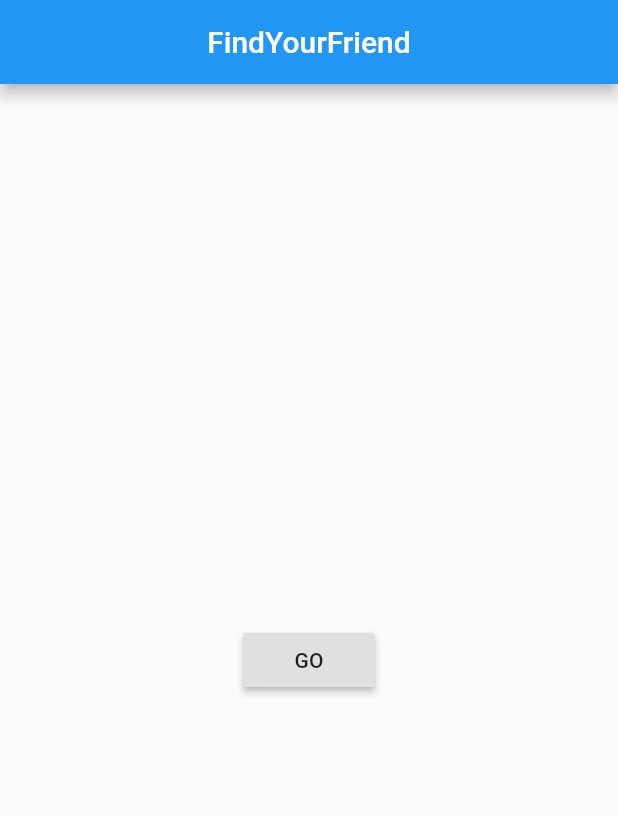
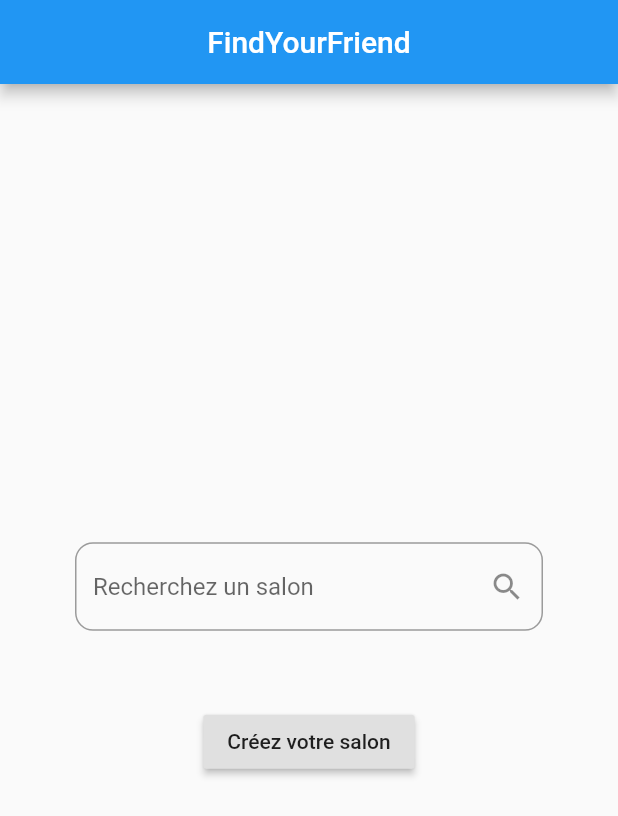
Before and after one commit to Olxe/FindYourL-o, a Flutter app: the screen it shows after launch, on a phone screen of 412 x 824 dp. Shown: the top 816 px of the screen. Run offline on Flutter 3.47's test engine with Material 2 defaults, Android fonts, the phone set to English and light mode, and no system bars; our stand-ins replace bloc, flutter_bloc, image_picker.

Commit message:
new screens

```diff
--- a/lib/cubit/images_state.dart
+++ b/lib/cubit/images_state.dart
@@ -13,11 +13,19 @@ class ImagesLoaded extends ImagesState {
   ImagesLoaded(this.images);
 }
 
+class FinishState extends ImagesState {}
+
 class WinState extends ImagesState {
   final Image image;
-  final MemoryImage quote;
+  final MemoryImage memoryImage;
 
-  WinState(this.image, this.quote);
+  WinState(this.image, this.memoryImage);
+}
+
+class DataLoadedState extends ImagesState {
+  final List<Level> levelsdata;
+
+  DataLoadedState(this.levelsdata);
 }
 
 class ImagesError extends ImagesState {
--- a/lib/main.dart
+++ b/lib/main.dart
@@ -1,5 +1,9 @@
 import 'package:find_your_leo/screens/start/start_screen.dart';
 import 'package:flutter/material.dart';
+import 'package:flutter_bloc/flutter_bloc.dart';
+import 'package:find_your_leo/data/image_repository.dart';
+
+import 'cubit/images_cubit.dart';
 
 void main() => runApp(MyApp());
 
@@ -8,12 +12,15 @@ class MyApp extends StatelessWidget {
   Widget build(BuildContext context) {
     return MaterialApp(
       title: 'FindYourLéo',
+      debugShowCheckedModeBanner: false,
       theme: ThemeData(
-        primarySwatch: Colors.blue,
-        visualDensity: VisualDensity.adaptivePlatformDensity,
-        backgroundColor: Colors.grey
+          primarySwatch: Colors.blue,
+          visualDensity: VisualDensity.adaptivePlatformDensity,
+          backgroundColor: Colors.grey),
+      home: BlocProvider(
+        create: (context) => ImagesCubit(FakeImageRepository()),
+        child: StartScreen(),
       ),
-      home: StartScreen(),
     );
   }
 }
--- a/lib/screens/start/start_screen.dart
+++ b/lib/screens/start/start_screen.dart
@@ -1,6 +1,7 @@
 import 'package:find_your_leo/constants.dart';
 import 'package:find_your_leo/cubit/images_cubit.dart';
 import 'package:find_your_leo/data/image_repository.dart';
+import 'package:find_your_leo/screens/create/create_screen.dart';
 import 'package:find_your_leo/screens/home/home_screen.dart';
 import 'package:flutter/material.dart';
 import 'package:flutter_bloc/flutter_bloc.dart';
@@ -10,13 +11,69 @@ class StartScreen extends StatelessWidget {
   Widget build(BuildContext context) {
     deviceHeight = MediaQuery.of(context).size.height;
     deviceWidth = MediaQuery.of(context).size.width;
+
     return Scaffold(
       appBar: AppBar(
         title: Text('FindYourFriend'),
         centerTitle: true,
       ),
-      body: Center(
-        child: RaisedButton(
+      body: BlocConsumer<ImagesCubit, ImagesState>(
+        builder: (context, state) {
+          if (state is ImagesInitial) {
+            return buildInitialScreen(context);
+          } else if (state is ImagesLoading) {
+            return buildLoading();
+          } else if (state is DataLoadedState) {
+            return buildInitialScreen(context);
+          } else {
+            return buildInitialScreen(context);
+          }
+        },
+        listener: (context, state) {
+          if (state is ImagesError) {
+            Scaffold.of(context).showSnackBar(
+              SnackBar(content: Text(state.message)),
+            );
+          } else if (state is DataLoadedState) {
+            Navigator.push(
+              context,
+              MaterialPageRoute(
+                builder: (context) {
+                  return BlocProvider(
+                    create: (context) => ImagesCubit(FakeImageRepository()),
+                    child: HomeScreen(levels: state.levelsdata),
+                  );
+                },
+              ),
+            );
+          }
+        },
+      ),
+    );
+  }
+
+  Widget buildInitialScreen(BuildContext context) {
+    return Column(
+      mainAxisAlignment: MainAxisAlignment.center,
+      children: [
+        Padding(
+          padding: const EdgeInsets.symmetric(horizontal: 50),
+          child: TextField(
+            onSubmitted: (value) => submitSearchingRoom(context, value),
+            textInputAction: TextInputAction.search,
+            decoration: InputDecoration(
+              hintText: "Recherchez un salon",
+              border: OutlineInputBorder(
+                borderRadius: BorderRadius.circular(12),
+              ),
+              suffixIcon: Icon(Icons.search),
+            ),
+          ),
+        ),
+        SizedBox(
+          height: 50,
+        ),
+        RaisedButton(
           onPressed: () {
             Navigator.push(
               context,
@@ -24,15 +81,26 @@ class StartScreen extends StatelessWidget {
                 builder: (context) {
                   return BlocProvider(
                     create: (context) => ImagesCubit(FakeImageRepository()),
-                    child: HomeScreen(),
+                    child: CreateScreen(),
                   );
                 },
               ),
             );
           },
-          child: Text('GO'),
+          child: Text('Créez votre salon'),
         ),
-      ),
+      ],
     );
   }
+
+  Widget buildLoading() {
+    return Center(
+      child: CircularProgressIndicator(),
+    );
+  }
+
+  void submitSearchingRoom(BuildContext context, String value) {
+    final myCubit = BlocProvider.of<ImagesCubit>(context);
+    myCubit.getData(context, value);
+  }
 }
--- a/pubspec.yaml
+++ b/pubspec.yaml
@@ -29,7 +29,7 @@ dependencies:
   equatable: ^1.2.5
   flutter_bloc: ^6.1.1
   http: ^0.12.2
-  photo_view: ^0.10.3
+  image_picker: ^0.6.7+17
 
 dev_dependencies:
   flutter_test:
```
Also changed, not shown: lib/cubit/images_cubit.dart (+28 -10 lines), lib/data/image_repository.dart (+10 -22 lines), lib/screens/create/create_screen.dart (added, +151 -0 lines), lib/screens/create/widgets/MyDropDownWidget.dart (added, +40 -0 lines), lib/screens/create/widgets/MyIconButtonWidget.dart (added, +28 -0 lines), lib/screens/home/home_screen.dart (+34 -3 lines), 1 other file.
